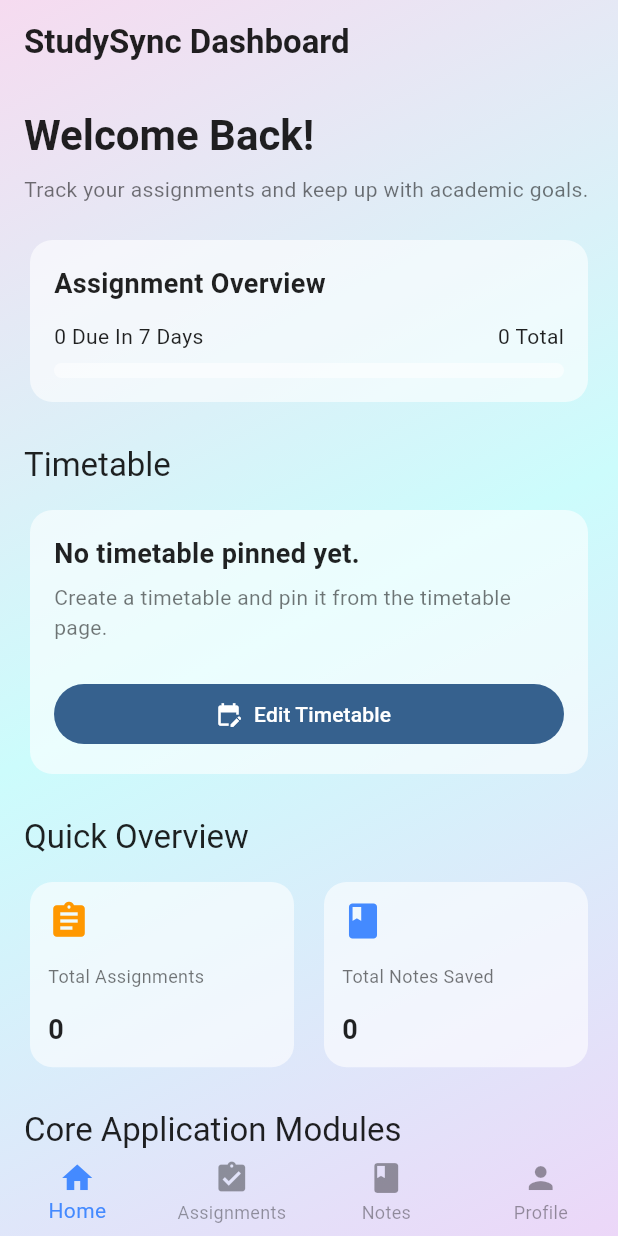
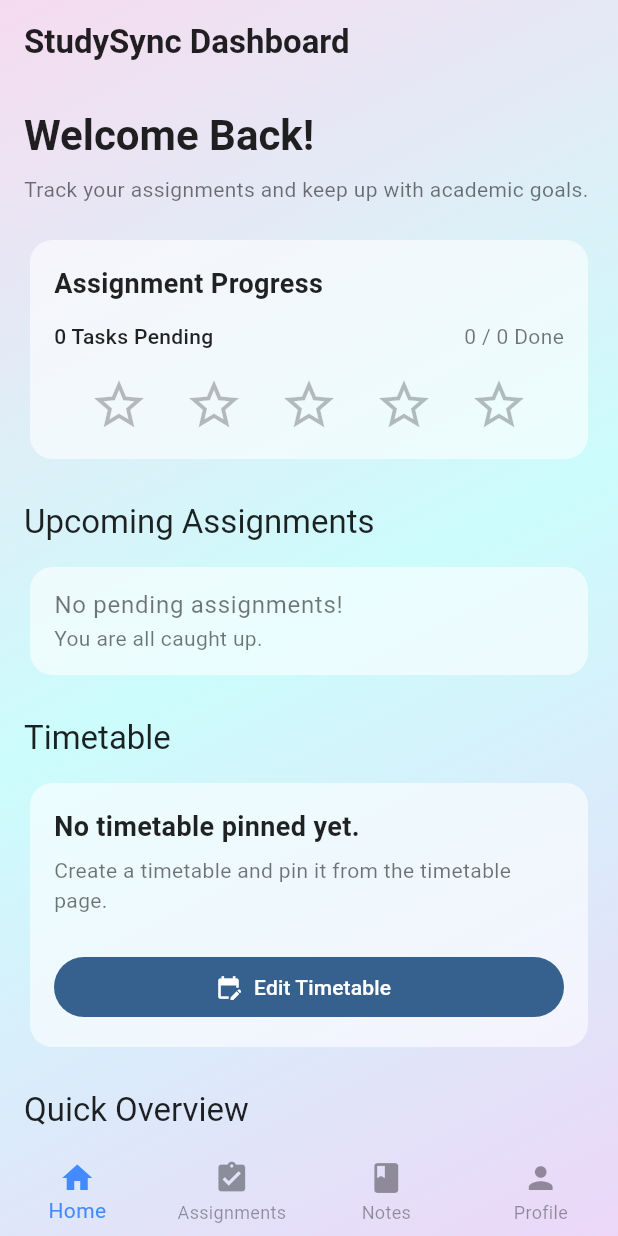
Before and after one commit to acerinn/Student-Planner-App, a Flutter app: the DashboardScreen screen opened by its route, on a phone screen of 412 x 824 dp. Run offline on Flutter 3.47's test engine with Material 3 defaults, Android fonts, the phone set to English and light mode, and no system bars; our stand-ins replace cloud_firestore, firebase_auth, firebase_core, go_router, image_picker; accounts and stored records are empty.

Commit message:
Update dashboard_screen.dart

```diff
--- a/lib/screens/dashboard_screen.dart
+++ b/lib/screens/dashboard_screen.dart
@@ -17,6 +17,9 @@ class DashboardScreen extends StatefulWidget {
 }
 
 class _DashboardScreenState extends State<DashboardScreen> {
+  // Used to track transitions to 0 tasks for the popup
+  int? _previousPendingCount;
+
   @override
   void initState() {
     super.initState();
@@ -26,27 +29,72 @@ class _DashboardScreenState extends State<DashboardScreen> {
     });
   }
 
+  // The Duolingo-style congratulations popup
+  void _showCongratsPopup() {
+    showDialog(
+      context: context,
+      builder: (context) {
+        return AlertDialog(
+          backgroundColor: Colors.white.withOpacity(0.95),
+          shape: RoundedRectangleBorder(borderRadius: BorderRadius.circular(20)),
+          title: const Column(
+            children: [
+              Icon(Icons.star, color: Colors.amber, size: 80),
+              SizedBox(height: 12),
+              Text(
+                'Congratulations!',
+                style: TextStyle(fontWeight: FontWeight.bold, color: Colors.black87),
+              ),
+            ],
+          ),
+          content: const Text(
+            'You have completed all your pending tasks. Enjoy your free time!',
+            textAlign: TextAlign.center,
+            style: TextStyle(color: Colors.black54),
+          ),
+          actions: [
+            Center(
+              child: FilledButton(
+                onPressed: () => Navigator.of(context).pop(),
+                style: FilledButton.styleFrom(backgroundColor: Colors.blueAccent),
+                child: const Text('Awesome!'),
+              ),
+            ),
+          ],
+        );
+      },
+    );
+  }
+
   @override
   Widget build(BuildContext context) {
     final assignmentsWatch = context.watch<AssignmentsProvider>();
     final timetablesWatch = context.watch<TimetablesProvider>();
     final notesWatch = context.watch<NotesProvider>();
 
-    final today = DateTime.now();
-    final startOfToday = DateTime(today.year, today.month, today.day);
-    final upcomingAssignments = assignmentsWatch.assignments
-        .where((assignment) => !assignment.dueDate.isBefore(startOfToday))
-        .toList()
+    final allAssignments = assignmentsWatch.assignments;
+    final totalAssignments = allAssignments.length;
+
+    // 1. Calculate Completed based on the NEW status boolean
+    final completedCount = allAssignments.where((a) => a.status == true).length;
+
+    // 2. Calculate Pending (unchecked) and sort them by due date
+    final pendingAssignments = allAssignments.where((a) => a.status != true).toList()
       ..sort((a, b) => a.dueDate.compareTo(b.dueDate));
+    final pendingCount = pendingAssignments.length;
 
-    final dueSoonCount = upcomingAssignments
-        .where((assignment) => assignment.dueDate.difference(startOfToday).inDays <= 7)
-        .length;
+    // Trigger Popup if tasks were > 0 and just hit 0 (ignoring empty databases)
+    if (_previousPendingCount != null && _previousPendingCount! > 0 && pendingCount == 0 && totalAssignments > 0) {
+      WidgetsBinding.instance.addPostFrameCallback((_) {
+        _showCongratsPopup();
+      });
+    }
+    _previousPendingCount = pendingCount;
 
-    final totalAssignments = assignmentsWatch.assignments.length;
-    final assignmentsDueSoonProgress = totalAssignments == 0
-        ? 0.0
-        : (dueSoonCount / totalAssignments).clamp(0.0, 1.0);
+    // Calculate how many stars to fill (0 to 5)
+    final int filledStars = totalAssignments == 0
+        ? 0
+        : ((completedCount / totalAssignments) * 5).round().clamp(0, 5);
 
     return AnimatedBackground(
       child: Scaffold(
@@ -78,6 +126,8 @@ class _DashboardScreenState extends State<DashboardScreen> {
                 style: TextStyle(color: Colors.black54),
               ),
               const SizedBox(height: 20),
+
+              // 1. ASSIGNMENT OVERVIEW (5-Star Tracker)
               Card(
                 elevation: 0,
                 color: Colors.white.withOpacity(0.6),
@@ -88,7 +138,7 @@ class _DashboardScreenState extends State<DashboardScreen> {
                     crossAxisAlignment: CrossAxisAlignment.start,
                     children: [
                       const Text(
-                        'Assignment Overview',
+                        'Assignment Progress',
                         style: TextStyle(fontSize: 18, fontWeight: FontWeight.bold, color: Colors.black87),
                       ),
                       const SizedBox(height: 12),
@@ -96,22 +146,26 @@ class _DashboardScreenState extends State<DashboardScreen> {
                         mainAxisAlignment: MainAxisAlignment.spaceBetween,
                         children: [
                           Text(
-                            '$dueSoonCount Due In 7 Days',
-                            style: const TextStyle(color: Colors.black87),
+                            '$pendingCount Tasks Pending',
+                            style: const TextStyle(color: Colors.black87, fontWeight: FontWeight.w500),
                           ),
                           Text(
-                            '$totalAssignments Total',
-                            style: const TextStyle(color: Colors.black87),
+                            '$completedCount / $totalAssignments Done',
+                            style: const TextStyle(color: Colors.black54),
                           ),
                         ],
                       ),
-                      const SizedBox(height: 8),
-                      LinearProgressIndicator(
-                        value: assignmentsDueSoonProgress,
-                        backgroundColor: Colors.white54,
-                        color: Colors.blueAccent,
-                        minHeight: 10,
-                        borderRadius: BorderRadius.circular(8),
+                      const SizedBox(height: 16),
+                      // 5-Star Visualizer
+                      Row(
+                        mainAxisAlignment: MainAxisAlignment.spaceEvenly,
+                        children: List.generate(5, (index) {
+                          return Icon(
+                            index < filledStars ? Icons.star : Icons.star_border,
+                            color: index < filledStars ? Colors.amber : Colors.black26,
+                            size: 40,
+                          );
+                        }),
                       ),
                     ],
                   ),
@@ -119,6 +173,47 @@ class _DashboardScreenState extends State<DashboardScreen> {
               ),
               const SizedBox(height: 24),
 
+              // 2. UPCOMING ASSIGNMENTS (Now only shows Pending tasks!)
+              Text(
+                'Upcoming Assignments',
+                style: Theme.of(context).textTheme.titleLarge?.copyWith(color: Colors.black87),
+              ),
+              const SizedBox(height: 12),
+              Card(
+                elevation: 0,
+                color: Colors.white.withOpacity(0.6),
+                shape: RoundedRectangleBorder(borderRadius: BorderRadius.circular(15)),
+                child: pendingAssignments.isEmpty
+                    ? const ListTile(
+                        title: Text(
+                          'No pending assignments!',
+                          style: TextStyle(color: Colors.black54),
+                        ),
+                        subtitle: Text(
+                          'You are all caught up.',
+                          style: TextStyle(color: Colors.black54),
+                        ),
+                      )
+                    : Column(
+                        children: pendingAssignments.take(3).map((assignment) {
+                          return ListTile(
+                            leading: const Icon(Icons.event_note, color: Colors.blueAccent),
+                            title: Text(
+                              assignment.name,
+                              style: const TextStyle(fontWeight: FontWeight.bold, color: Colors.black87),
+                            ),
+                            subtitle: Text(
+                              'Due: ${DateFormat('dd MMM yyyy').format(assignment.dueDate)}',
+                              style: const TextStyle(color: Colors.black54),
+                            ),
+                            onTap: () => context.push('/assignments'),
+                          );
+                        }).toList(),
+                      ),
+              ),
+              const SizedBox(height: 24),
+
+              // 3. TIMETABLE
               Text(
                 'Timetable',
                 style: Theme.of(context).textTheme.titleLarge?.copyWith(color: Colors.black87),
@@ -194,36 +289,37 @@ class _DashboardScreenState extends State<DashboardScreen> {
               ),
               const SizedBox(height: 24),
 
+              // 4. QUICK OVERVIEW
               Text(
                 'Quick Overview',
                 style: Theme.of(context).textTheme.titleLarge?.copyWith(color: Colors.black87),
               ),
               const SizedBox(height: 12),
-              GridView.count(
-                crossAxisCount: 2,
-                shrinkWrap: true,
-                physics: const NeverScrollableScrollPhysics(),
-                crossAxisSpacing: 12,
-                mainAxisSpacing: 12,
-                childAspectRatio: 1.4,
+              Row(
+                crossAxisAlignment: CrossAxisAlignment.start,
                 children: [
-                  _buildSummaryCard(
-                    context,
-                    title: 'Total Assignments',
-                    value: '$totalAssignments',
+                  _buildTitlesOverviewCard(
+                    context: context,
+                    title: 'Pending Tasks',
                     icon: Icons.assignment,
                     color: Colors.orange,
+                    items: pendingAssignments.map((e) => e.name).toList(),
+                    onTap: () => context.push('/assignments'),
                   ),
-                  _buildSummaryCard(
-                    context,
-                    title: 'Total Notes Saved',
-                    value: '${notesWatch.notes.length}',
+                  const SizedBox(width: 12),
+                  _buildTitlesOverviewCard(
+                    context: context,
+                    title: 'Notes',
                     icon: Icons.book,
                     color: Colors.blueAccent,
+                    items: notesWatch.notes.map((e) => e.subject).toList(),
+                    onTap: () => context.push('/notes'),
                   ),
                 ],
               ),
               const SizedBox(height: 24),
+
+              // 5. CORE APPLICATION MODULES
               Text(
                 'Core Application Modules',
                 style: Theme.of(context).textTheme.titleLarge?.copyWith(color: Colors.black87),
@@ -267,42 +363,6 @@ class _DashboardScreenState extends State<DashboardScreen> {
                 ),
               ),
               const SizedBox(height: 24),
-              Text(
-                'Upcoming Assignments',
-                style: Theme.of(context).textTheme.titleLarge?.copyWith(color: Colors.black87),
-              ),
-              const SizedBox(height: 12),
-              Card(
-                elevation: 0,
-                color: Colors.white.withOpacity(0.6),
-                shape: RoundedRectangleBorder(borderRadius: BorderRadius.circular(15)),
-                child: upcomingAssignments.isEmpty
-                    ? const ListTile(
-                        title: Text(
-                          'No upcoming assignments',
-                          style: TextStyle(color: Colors.black54),
-                        ),
-                        subtitle: Text(
-                          'Add assignments to see them here.',
-                          style: TextStyle(color: Colors.black54),
-                        ),
-                      )
-                    : Column(
-                        children: upcomingAssignments.take(3).map((assignment) {
-                          return ListTile(
-                            leading: const Icon(Icons.event_note, color: Colors.blueAccent),
-                            title: Text(
-                              assignment.name,
-                              style: const TextStyle(fontWeight: FontWeight.bold, color: Colors.black87),
-                            ),
-                            subtitle: Text(
-                              'Due: ${DateFormat('dd MMM yyyy').format(assignment.dueDate)}',
-                              style: const TextStyle(color: Colors.black54),
-                            ),
-                          );
-                        }).toList(),
-                      ),
-              ),
             ],
           ),
         ),
@@ -330,31 +390,64 @@ class _DashboardScreenState extends State<DashboardScreen> {
     );
   }
 
-  Widget _buildSummaryCard(
-    BuildContext context, {
+  Widget _buildTitlesOverviewCard({
+    required BuildContext context,
     required String title,
-    required String value,
     required IconData icon,
     required Color color,
+    required List<String> items,
+    required VoidCallback onTap,
   }) {
-    return Card(
+    return Expanded(
+      child: Card(
         elevation: 0,
         color: Colors.white.withOpacity(0.6),
         shape: RoundedRectangleBorder(borderRadius: BorderRadius.circular(15)),
+        child: InkWell(
+          onTap: onTap,
+          borderRadius: BorderRadius.circular(15),
           child: Padding(
             padding: const EdgeInsets.all(12.0),
             child: Column(
               crossAxisAlignment: CrossAxisAlignment.start,
-          mainAxisAlignment: MainAxisAlignment.spaceBetween,
               children: [
-            Icon(icon, color: color, size: 28),
-            Text(title, style: const TextStyle(color: Colors.black54, fontSize: 12)),
-            Text(
-              value,
-              style: const TextStyle(fontSize: 18, fontWeight: FontWeight.bold, color: Colors.black87),
+                Row(
+                  children: [
+                    Icon(icon, color: color, size: 24),
+                    const SizedBox(width: 8),
+                    Expanded(
+                      child: Text(
+                        title,
+                        style: const TextStyle(fontWeight: FontWeight.bold, color: Colors.black87),
                         overflow: TextOverflow.ellipsis,
                       ),
+                    ),
                   ],
+                ),
+                const SizedBox(height: 12),
+                if (items.isEmpty)
+                  const Text('Nothing here yet.', style: TextStyle(color: Colors.black54, fontSize: 12))
+                else
+                  ...items.take(3).map((item) => Padding(
+                        padding: const EdgeInsets.only(bottom: 6.0),
+                        child: Row(
+                          crossAxisAlignment: CrossAxisAlignment.center,
+                          children: [
+                            const Icon(Icons.circle, size: 6, color: Colors.black54),
+                            const SizedBox(width: 6),
+                            Expanded(
+                              child: Text(
+                                item,
+                                style: const TextStyle(color: Colors.black87, fontSize: 12),
+                                overflow: TextOverflow.ellipsis,
+                              ),
+                            ),
+                          ],
+                        ),
+                      )),
+              ],
+            ),
+          ),
         ),
       ),
     );
```
Lines whose indentation alone changed are shown as unchanged.
